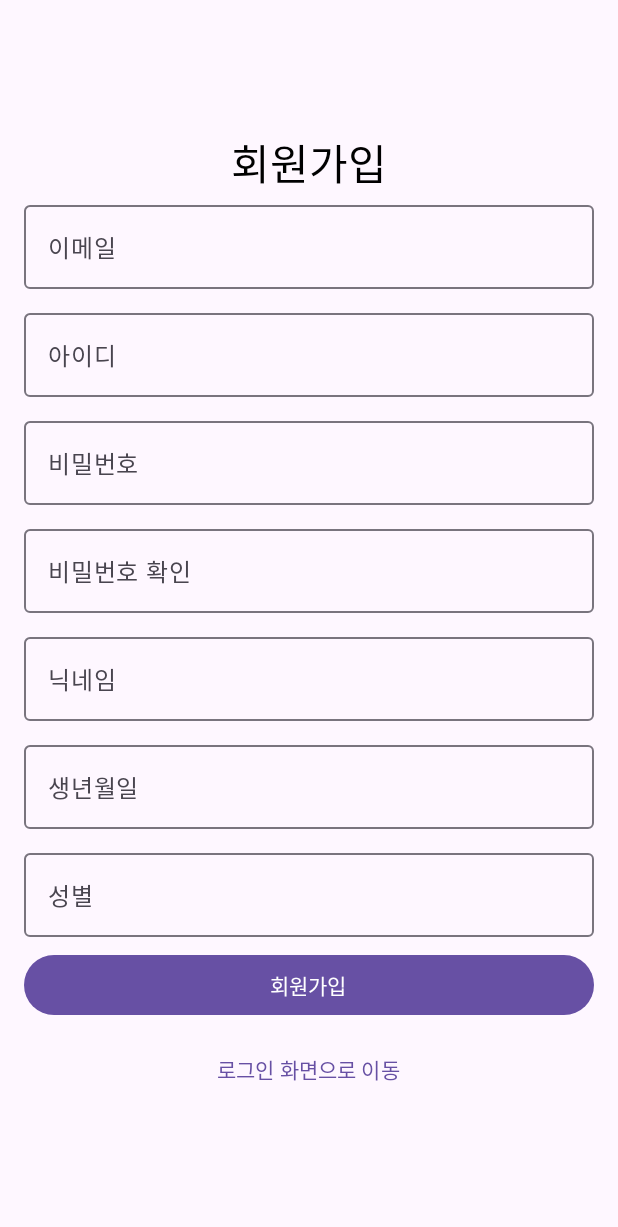
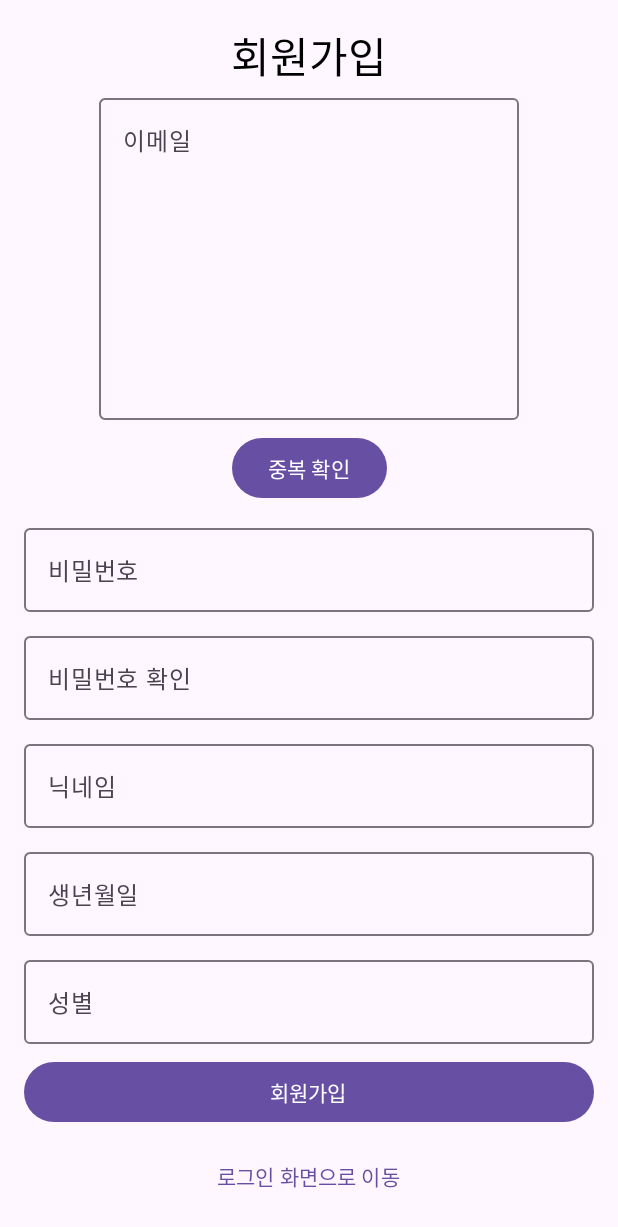
Before and after one commit to sigorzav/sing-mate, an Android app built with Jetpack Compose: the UserActivity screen opened directly, with no data from a screen before it, after a tap on "회원가입", on a phone screen of 412 x 824 dp. Shown: the top 1227 px of the screen. Run offline under Robolectric (Android 15) with nearby library versions, the phone set to English and light mode, and no system bars; our stand-ins replace Dagger/Hilt's generated code.

Commit message:
refactor: [Android] - Auth > User 변경

```diff
--- a/Android/SingMate/app/src/main/AndroidManifest.xml
+++ b/Android/SingMate/app/src/main/AndroidManifest.xml
@@ -21,7 +21,7 @@
             android:name=".SongActivity"
             android:exported="true" />
         <activity
-            android:name=".AuthActivity"
+            android:name=".UserActivity"
             android:exported="true" />
         <activity
             android:name=".MainActivity"
--- a/Android/SingMate/app/src/main/java/com/sigorzav/singmate/AuthActivity.kt
+++ b/Android/SingMate/app/src/main/java/com/sigorzav/singmate/UserActivity.kt
@@ -5,20 +5,22 @@ import SignUpScreen
 import android.os.Bundle
 import androidx.activity.ComponentActivity
 import androidx.activity.compose.setContent
-import androidx.lifecycle.viewmodel.compose.viewModel
+import androidx.hilt.navigation.compose.hiltViewModel
 import androidx.navigation.compose.NavHost
 import androidx.navigation.compose.composable
 import androidx.navigation.compose.rememberNavController
-import com.sigorzav.singmate.viewmodel.auth.AuthViewModel
+import com.sigorzav.singmate.viewmodel.user.UserViewModel
+import dagger.hilt.android.AndroidEntryPoint
 
-class AuthActivity : ComponentActivity() {
+@AndroidEntryPoint
+class UserActivity : ComponentActivity() {
     override fun onCreate(savedInstanceState: Bundle?) {
         super.onCreate(savedInstanceState)
         //enableEdgeToEdge()
 
         setContent {
             val navController = rememberNavController()
-            val viewModel: AuthViewModel = viewModel()
+            val viewModel: UserViewModel = hiltViewModel()
 
             NavHost(navController = navController, startDestination = "login") {
                 composable("login") {
--- a/Android/SingMate/app/src/main/java/com/sigorzav/singmate/ui/auth/SignInScreen.kt
+++ b/Android/SingMate/app/src/main/java/com/sigorzav/singmate/ui/user/SignInScreen.kt
@@ -1,14 +1,28 @@
-import androidx.compose.foundation.layout.*
-import androidx.compose.material3.*
-import androidx.compose.runtime.*
+import androidx.compose.foundation.layout.Arrangement
+import androidx.compose.foundation.layout.Column
+import androidx.compose.foundation.layout.Spacer
+import androidx.compose.foundation.layout.fillMaxSize
+import androidx.compose.foundation.layout.fillMaxWidth
+import androidx.compose.foundation.layout.height
+import androidx.compose.foundation.layout.padding
+import androidx.compose.material3.Button
+import androidx.compose.material3.MaterialTheme
+import androidx.compose.material3.OutlinedTextField
+import androidx.compose.material3.Text
+import androidx.compose.material3.TextButton
+import androidx.compose.runtime.Composable
+import androidx.compose.runtime.getValue
+import androidx.compose.runtime.mutableStateOf
+import androidx.compose.runtime.remember
+import androidx.compose.runtime.setValue
 import androidx.compose.ui.Alignment
 import androidx.compose.ui.Modifier
 import androidx.compose.ui.text.input.PasswordVisualTransformation
 import androidx.compose.ui.unit.dp
-import com.sigorzav.singmate.viewmodel.auth.AuthViewModel
+import com.sigorzav.singmate.viewmodel.user.UserViewModel
 
 @Composable
-fun SignInScreen(viewModel: AuthViewModel, onSignUpClick: () -> Unit) {
+fun SignInScreen(viewModel: UserViewModel, onSignUpClick: () -> Unit) {
     var email by remember { mutableStateOf("") }
     var password by remember { mutableStateOf("") }
 
--- a/Android/SingMate/app/src/main/java/com/sigorzav/singmate/ui/auth/SignUpScreen.kt
+++ b/Android/SingMate/app/src/main/java/com/sigorzav/singmate/ui/user/SignUpScreen.kt
@@ -5,17 +5,21 @@ import androidx.compose.ui.Alignment
 import androidx.compose.ui.Modifier
 import androidx.compose.ui.text.input.PasswordVisualTransformation
 import androidx.compose.ui.unit.dp
-import com.sigorzav.singmate.viewmodel.auth.AuthViewModel
+import com.sigorzav.singmate.viewmodel.user.UserViewModel
+import kotlinx.coroutines.launch
 
 @Composable
-fun SignUpScreen(viewModel: AuthViewModel, onSignInClick: () -> Unit) {
+fun SignUpScreen(viewModel: UserViewModel, onSignInClick: () -> Unit) {
     var email by remember { mutableStateOf("") }
-    var userId by remember { mutableStateOf("") }
+    var emailError by remember { mutableStateOf<String?>(null) }
+    var emailChecked by remember { mutableStateOf(false) }
     var password by remember { mutableStateOf("") }
     var confirmPassword by remember { mutableStateOf("") }
     var nickname by remember { mutableStateOf("") }
     var birthDay by remember { mutableStateOf("") }
     var gender by remember { mutableStateOf("") }
+
+    val coroutineScope = rememberCoroutineScope()
 
     Column(
         modifier = Modifier.fillMaxSize().padding(16.dp),
@@ -27,20 +31,25 @@ fun SignUpScreen(viewModel: AuthViewModel, onSignInClick: () -> Unit) {
         // EMAIL
         OutlinedTextField(
             value = email,
-            onValueChange = { email = it },
+            onValueChange = {
+                email = it
+                emailChecked = false
+                emailError = null
+            },
             label = { Text("이메일") },
-            modifier = Modifier.fillMaxWidth()
+            modifier = Modifier.weight(1f),
+            isError = emailError != null
         )
 
         Spacer(modifier = Modifier.height(8.dp))
-
-        // USER_ID
-        OutlinedTextField(
-            value = userId,
-            onValueChange = { userId = it },
-            label = { Text("아이디") },
-            modifier = Modifier.fillMaxWidth()
-        )
+        Button(onClick = {
+            coroutineScope.launch {
+                //emailError = viewModel.checkEmailDuplicate(email)
+                emailChecked = emailError == null
+            }
+        }) {
+            Text("중복 확인")
+        }
 
         Spacer(modifier = Modifier.height(8.dp))
 
--- a/Android/SingMate/app/src/main/java/com/sigorzav/singmate/viewmodel/auth/AuthViewModel.kt
+++ b/Android/SingMate/app/src/main/java/com/sigorzav/singmate/viewmodel/user/UserViewModel.kt
@@ -1,10 +1,14 @@
-package com.sigorzav.singmate.viewmodel.auth
+package com.sigorzav.singmate.viewmodel.user
 
 import androidx.lifecycle.ViewModel
+import com.sigorzav.singmate.data.repository.SongRepository
+import dagger.hilt.android.lifecycle.HiltViewModel
 import kotlinx.coroutines.flow.MutableStateFlow
 import kotlinx.coroutines.flow.StateFlow
+import javax.inject.Inject
 
-class AuthViewModel : ViewModel() {
+@HiltViewModel
+class UserViewModel @Inject constructor(private val songRepository: SongRepository) : ViewModel() {
 
     private val _loginState = MutableStateFlow<AuthResult?>(null)
     val loginState: StateFlow<AuthResult?> = _loginState
```
Also changed, not shown: Android/SingMate/app/src/main/res/layout/activity_auth.xml (deleted, +0 -10 lines), Android/SingMate/app/src/main/res/layout/activity_song.xml (deleted, +0 -10 lines).
